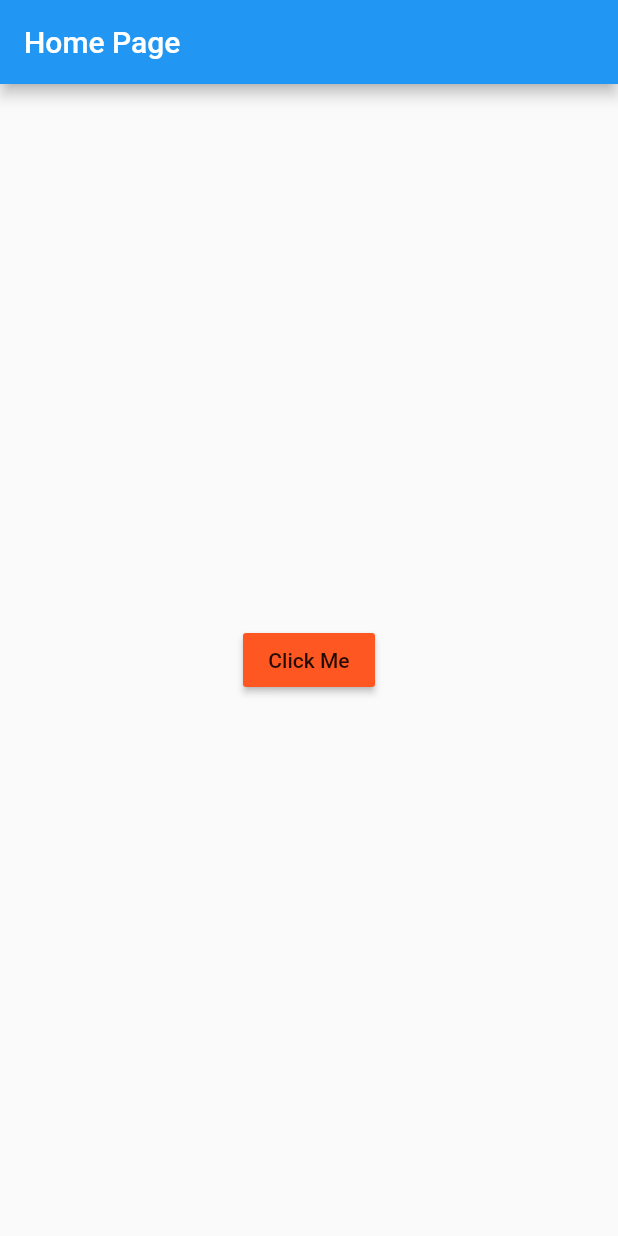
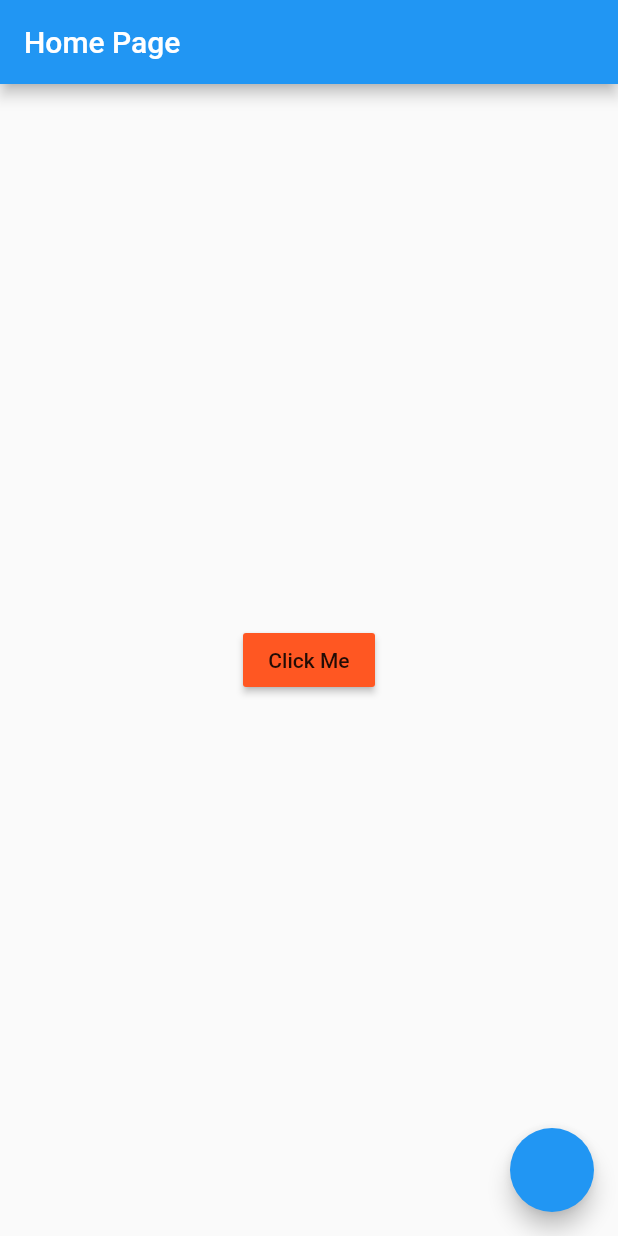
Before and after one commit to Kasweka1/Pdf_Csv_Exporter, a Flutter app: the screen it shows after launch, on a phone screen of 412 x 824 dp. Run offline on Flutter 3.47's test engine with Material 2 defaults, Android fonts, the phone set to English and light mode, and no system bars; missing offline and left inert: csv_reader.

Commit message:
Added floting button

```diff
--- a/lib/main.dart
+++ b/lib/main.dart
@@ -39,6 +39,12 @@ class _HomePageState extends State<HomePage> {
           ),
         ),
       ),
+      floatingActionButton: FloatingActionButton(
+        onPressed: (){
+
+        },
+
+      ),
     );
   }
 
```
